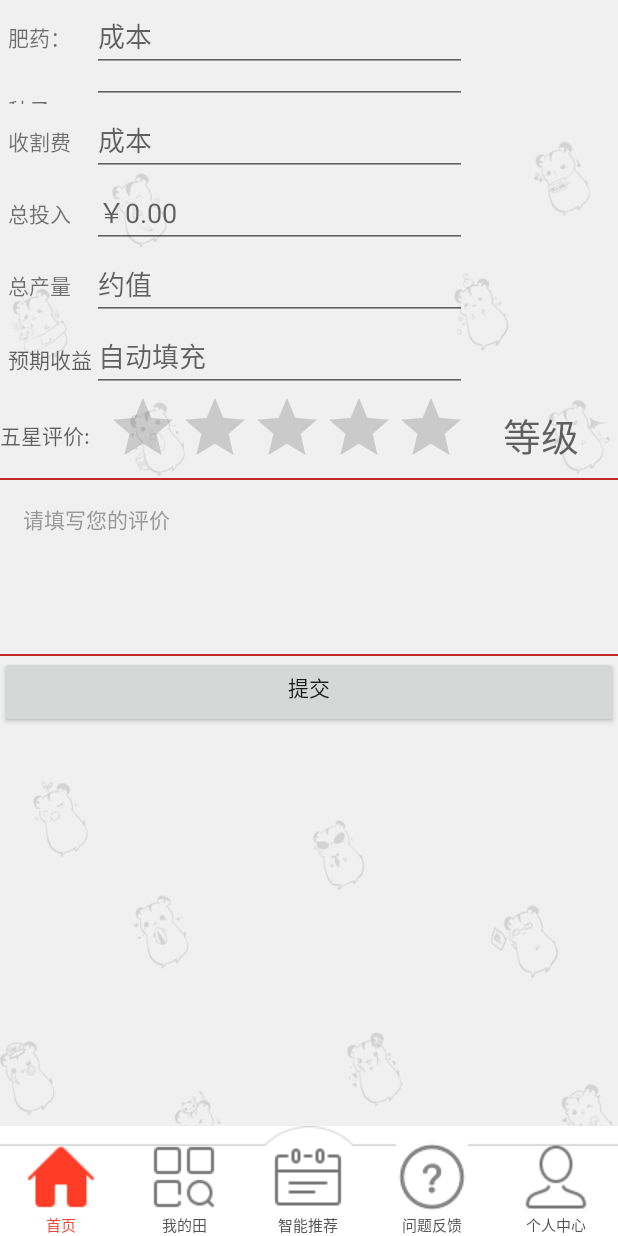
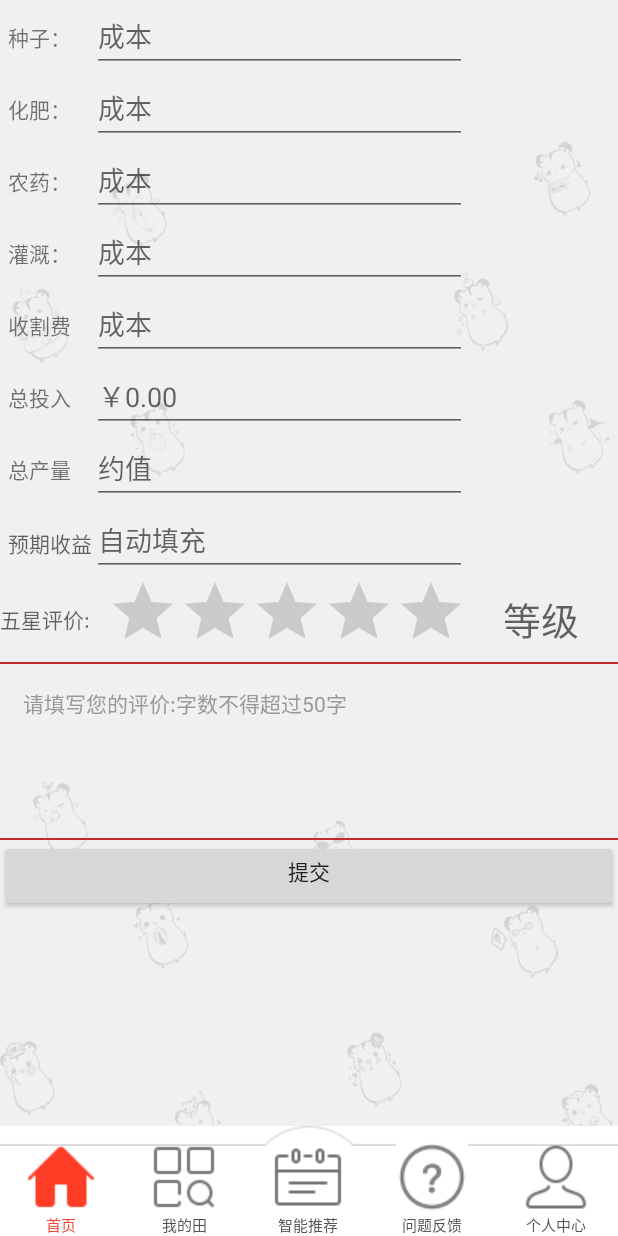
Before and after one commit to jideqiang1231/AfriculturePlatformsource, an Android app: the fragment EstimateFragment placed in its activity, on a phone screen of 412 x 824 dp. Run offline under Robolectric (Android 15) with nearby library versions, the phone set to English and light mode, and no system bars; our stand-ins replace ButterKnife; libraries missing offline, so code that uses them is left out: com.flyco.tablayout; plain views replace FlowTagLayout.

Commit message:
app second commit

```diff
--- a/app/src/main/java/com/bigdata/agricultureplatform/home/fragment/HomeFragment.java
+++ b/app/src/main/java/com/bigdata/agricultureplatform/home/fragment/HomeFragment.java
@@ -3,25 +3,41 @@ package com.bigdata.agricultureplatform.home.fragment;
 import android.content.Intent;
 import android.util.Log;
 import android.view.View;
+import android.widget.RelativeLayout;
 import android.widget.ScrollView;
 import android.widget.TextView;
 
-
 import com.bigdata.agricultureplatform.R;
+import com.bigdata.agricultureplatform.app.MainActivity;
+import com.bigdata.agricultureplatform.base.BaseFragment;
+import com.bigdata.agricultureplatform.home.activity.PushActivity;
 import com.bigdata.agricultureplatform.home.activity.SearchActivity;
-import com.bigdata.agricultureplatform.base.BaseFragment;
 import com.bigdata.agricultureplatform.home.adapter.HomeFragmentAdapter;
 import com.bigdata.agricultureplatform.home.bean.ResultBeanData;
+
+import butterknife.Bind;
+import butterknife.ButterKnife;
 
 import static androidx.constraintlayout.widget.Constraints.TAG;
 
 
 //主页的fragment
-public class HomeFragment extends BaseFragment {
+public class HomeFragment extends BaseFragment implements View.OnClickListener {
+    @Bind(R.id.tv_search_home)
+    TextView tvSearchHome;
+    @Bind(R.id.sv_home)
+    ScrollView svHome;
+    @Bind(R.id.rl_zhongzi)
+    RelativeLayout rlZhongzi;
+    @Bind(R.id.rl_nongshi)
+    RelativeLayout rlNongshi;
+    @Bind(R.id.rl_nongji)
+    RelativeLayout rlNongji;
+    @Bind(R.id.rl_nongzi)
+    RelativeLayout rlNongzi;
+    @Bind(R.id.rl_zhengce)
+    RelativeLayout rlZhengce;
     //    实例化布局啊一个子页面titlebar.xml一个是homefragmentxml
-
-    private ScrollView sv_home;
-    private TextView tv_search_home;
     //把这个东西生成为类的变量，能用，直接写在下边不好把
     private ResultBeanData.LoginresultBean loginresultBean;
     //删除了回到顶部ib_backtop与右上角问答tv_message_home
@@ -30,11 +46,9 @@ public class HomeFragment extends BaseFragment {
 
     @Override
     public View initView() {
+        View view = View.inflate(mContext, R.layout.fragment_home, null);
         Log.e(TAG, "主页的fragmentui被初始化了");
-        View view = View.inflate(mContext,R.layout.fragment_home,null);
-
-        sv_home=view.findViewById(R.id.sv_home);
-        tv_search_home=view.findViewById(R.id.tv_search_home);
+        ButterKnife.bind(this, view);
         initListner();
         return view;
     }
@@ -48,14 +62,19 @@ public class HomeFragment extends BaseFragment {
 //            }
 //        });
         //顶部搜索
-        tv_search_home.setOnClickListener(new View.OnClickListener() {
+        rlZhongzi.setOnClickListener(this);
+        tvSearchHome.setOnClickListener(this);
+    }
     @Override
     public void onClick(View view) {
-                Log.e(TAG,"点击的搜索，跳入searchactivity");
-                Intent intent = new Intent(mContext,SearchActivity.class);
+        if (view==rlZhongzi){
+            Intent intent = new Intent(mContext, PushActivity.class);
+            mContext.startActivity(intent);
+        }else if (view==tvSearchHome){
+            Log.e(TAG, "点击的搜索，跳入searchactivity");
+            Intent intent = new Intent(mContext, SearchActivity.class);
             mContext.startActivity(intent);
         }
-        });
     }
     //注意：联网需要加权限
     /////////////////////////////////////////////////////////////////////////////////////////////////
@@ -67,6 +86,8 @@ public class HomeFragment extends BaseFragment {
         //抽取方法，联网的
         //    getDataFromNet();
     }
+
+
 //
 //    //被抽取的联网okhttputils方法，在initdata里面调用
 //    private void getDataFromNet() {
--- a/app/src/main/res/layout/activity_register.xml
+++ b/app/src/main/res/layout/activity_register.xml
@@ -21,7 +21,9 @@
         android:layout_height="35dp"
         android:background="@drawable/top_bar_left_back"
         android:layout_marginLeft="10dp"
-        android:layout_marginTop="10dp" />
+        android:layout_marginTop="10dp"
+        android:layout_marginBottom="10dp"
+        android:layout_marginRight="10dp"/>
 
         <TextView
             android:layout_width="match_parent"
--- a/app/src/main/res/layout/fragment_estimate.xml
+++ b/app/src/main/res/layout/fragment_estimate.xml
@@ -14,7 +14,7 @@
             android:layout_width="wrap_content"
             android:layout_height="wrap_content"
             android:layout_marginLeft="5dp"
-            android:text="肥药：" />
+            android:text="种子：" />
 
         <EditText
             android:layout_width="250dp"
@@ -32,14 +32,42 @@
             android:layout_width="wrap_content"
             android:layout_height="wrap_content"
             android:layout_marginLeft="5dp"
-            android:text="种子：" />
+            android:text="化肥：" />
 
         <EditText
             android:layout_width="250dp"
-            android:layout_height="match_parent"
+            android:layout_height="wrap_content"
+            android:singleLine="true"
             android:hint="成本" />
     </TableRow>
+    <TableRow>
 
+        <TextView
+            android:layout_width="wrap_content"
+            android:layout_height="wrap_content"
+            android:layout_marginLeft="5dp"
+            android:text="农药：" />
+
+        <EditText
+            android:layout_width="250dp"
+            android:layout_height="wrap_content"
+            android:singleLine="true"
+            android:hint="成本" />
+    </TableRow>
+    <TableRow>
+
+        <TextView
+            android:layout_width="wrap_content"
+            android:layout_height="wrap_content"
+            android:layout_marginLeft="5dp"
+            android:text="灌溉：" />
+
+        <EditText
+            android:layout_width="250dp"
+            android:layout_height="wrap_content"
+            android:singleLine="true"
+            android:hint="成本" />
+    </TableRow>
     <TableRow>
 
         <TextView
@@ -51,6 +79,7 @@
         <EditText
             android:layout_width="250dp"
             android:layout_height="wrap_content"
+            android:singleLine="true"
             android:hint="成本" />
     </TableRow>
 
@@ -67,6 +96,7 @@
         <EditText
             android:layout_width="250dp"
             android:layout_height="wrap_content"
+            android:singleLine="true"
             android:hint="￥0.00" />
         <!--android:singleLine="true"-->
         <!--android:inputType="textPassword"-->
@@ -84,6 +114,7 @@
         <EditText
             android:layout_width="250dp"
             android:layout_height="wrap_content"
+            android:singleLine="true"
             android:hint="约值" />
     </TableRow>
     <!--预期收益-->
@@ -98,6 +129,7 @@
         <EditText
             android:layout_width="250dp"
             android:layout_height="wrap_content"
+            android:singleLine="true"
             android:hint="自动填充" />
     </TableRow>
 
@@ -151,13 +183,13 @@
             android:layout_height="wrap_content"
             android:background="@null"
             android:gravity="top"
-            android:hint="请填写您的评价"
+            android:hint="请填写您的评价:字数不得超过50字"
             android:minLines="5"
             android:paddingLeft="15dp"
             android:paddingRight="15dp"
             android:textColorHint="#999999"
             android:textCursorDrawable="@null"
-            android:textSize="14dp" />
+            android:textSize="14dp"/>
 
         <!--<LinearLayout-->
         <!--android:layout_width="match_parent"-->
--- a/app/src/main/res/values/strings.xml
+++ b/app/src/main/res/values/strings.xml
@@ -1,6 +1,7 @@
 <resources>
     <string name="app_name">农业一体化服务管理平台</string>
     <string name="register"><u>注册账号</u></string>
+    <string name="specialist"><u>我是专家</u></string>
     <string name="forgetpass"><u>忘记密码？</u></string>
     <string name="title_activity_welcome">Welcome</string>
 
```
Also changed, not shown: app/src/main/AndroidManifest.xml (+5 -2 lines), app/src/main/java/com/bigdata/agricultureplatform/app/LoginActivity.java (+19 -16 lines), app/src/main/java/com/bigdata/agricultureplatform/app/bean/SpecialistloginActivity.java (added, +17 -0 lines), app/src/main/java/com/bigdata/agricultureplatform/home/activity/PushActivity.java (added, +38 -0 lines), app/src/main/res/layout/activity_login.xml (+9 -1 lines), app/src/main/res/layout/activity_push.xml (added, +38 -0 lines), app/src/main/res/layout/activity_specialistlogin.xml (added, +143 -0 lines), app/src/main/res/drawable/specialisticon.png (added). Lines whose indentation alone changed are shown as unchanged.
